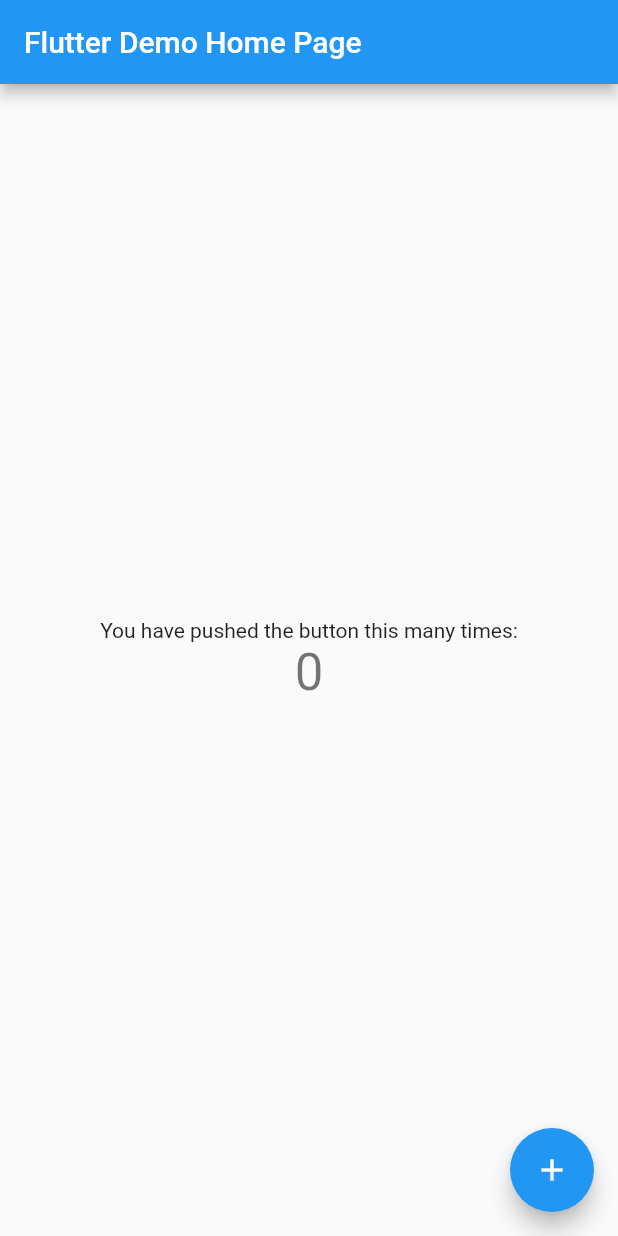
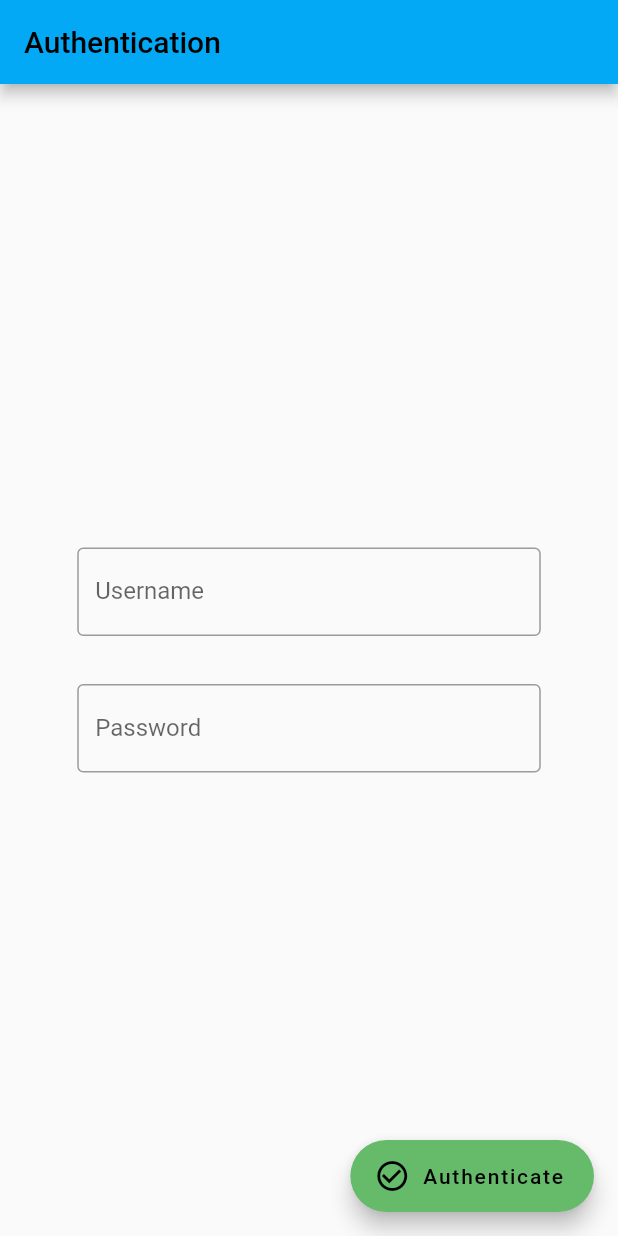
Before and after one commit to VacuumFleet/Mobile, a Flutter app: the screen it shows after launch, on a phone screen of 412 x 824 dp. Run offline on Flutter 3.47's test engine with Material 2 defaults, Android fonts, the phone set to English and light mode, and no system bars; our stand-ins replace flutter_dotenv, flutter_secure_storage, sizer.

Commit message:
feat[]: ajoute la logique de connexion

```diff
--- /dev/null
+++ b/lib/commands/authentication.dart
@@ -0,0 +1,13 @@
+import 'package:mobile/services/requests.dart';
+import 'dart:convert' as convert;
+import 'package:mobile/config.dart';
+
+void login(username, password, Function(bool authenticated) callback) async {
+  Map loginParams = {"name": username, "password": password};
+  var authResult = await authentication(loginParams);
+
+  var jsonBody = convert.jsonDecode(authResult.body) as Map<String, dynamic>;
+  await storage.write(key: 'token', value: jsonBody['jwtToken']);
+
+  callback(authResult.statusCode == 200);
+}
--- /dev/null
+++ b/lib/config.dart
@@ -0,0 +1,5 @@
+import 'package:flutter_dotenv/flutter_dotenv.dart';
+import 'package:flutter_secure_storage/flutter_secure_storage.dart';
+
+var apiUrl = dotenv.env['API_URL'] ?? 'http://localhost:8080';
+const storage = FlutterSecureStorage();
--- a/lib/main.dart
+++ b/lib/main.dart
@@ -1,115 +1,26 @@
 import 'package:flutter/material.dart';
+import 'package:flutter_dotenv/flutter_dotenv.dart';
+import 'package:mobile/views/login.dart';
+import 'package:sizer/sizer.dart';
 
-void main() {
-  runApp(const MyApp());
+Future main() async {
+  await dotenv.load(fileName: '.env');
+  runApp(const VacuumFleet());
 }
 
-class MyApp extends StatelessWidget {
-  const MyApp({Key? key}) : super(key: key);
-
-  // This widget is the root of your application.
-  @override
-  Widget build(BuildContext context) {
-    return MaterialApp(
-      title: 'Flutter Demo',
-      theme: ThemeData(
-        // This is the theme of your application.
-        //
-        // Try running your application with "flutter run". You'll see the
-        // application has a blue toolbar. Then, without quitting the app, try
-        // changing the primarySwatch below to Colors.green and then invoke
-        // "hot reload" (press "r" in the console where you ran "flutter run",
-        // or simply save your changes to "hot reload" in a Flutter IDE).
-        // Notice that the counter didn't reset back to zero; the application
-        // is not restarted.
-        primarySwatch: Colors.blue,
-      ),
-      home: const MyHomePage(title: 'Flutter Demo Home Page'),
-    );
-  }
-}
-
-class MyHomePage extends StatefulWidget {
-  const MyHomePage({Key? key, required this.title}) : super(key: key);
-
-  // This widget is the home page of your application. It is stateful, meaning
-  // that it has a State object (defined below) that contains fields that affect
-  // how it looks.
-
-  // This class is the configuration for the state. It holds the values (in this
-  // case the title) provided by the parent (in this case the App widget) and
-  // used by the build method of the State. Fields in a Widget subclass are
-  // always marked "final".
-
-  final String title;
-
-  @override
-  State<MyHomePage> createState() => _MyHomePageState();
-}
-
-class _MyHomePageState extends State<MyHomePage> {
-  int _counter = 0;
-
-  void _incrementCounter() {
-    setState(() {
-      // This call to setState tells the Flutter framework that something has
-      // changed in this State, which causes it to rerun the build method below
-      // so that the display can reflect the updated values. If we changed
-      // _counter without calling setState(), then the build method would not be
-      // called again, and so nothing would appear to happen.
-      _counter++;
-    });
-  }
+class VacuumFleet extends StatelessWidget {
+  const VacuumFleet({Key? key}) : super(key: key);
 
   @override
   Widget build(BuildContext context) {
-    // This method is rerun every time setState is called, for instance as done
-    // by the _incrementCounter method above.
-    //
-    // The Flutter framework has been optimized to make rerunning build methods
-    // fast, so that you can just rebuild anything that needs updating rather
-    // than having to individually change instances of widgets.
-    return Scaffold(
-      appBar: AppBar(
-        // Here we take the value from the MyHomePage object that was created by
-        // the App.build method, and use it to set our appbar title.
-        title: Text(widget.title),
-      ),
-      body: Center(
-        // Center is a layout widget. It takes a single child and positions it
-        // in the middle of the parent.
-        child: Column(
-          // Column is also a layout widget. It takes a list of children and
-          // arranges them vertically. By default, it sizes itself to fit its
-          // children horizontally, and tries to be as tall as its parent.
-          //
-          // Invoke "debug painting" (press "p" in the console, choose the
-          // "Toggle Debug Paint" action from the Flutter Inspector in Android
-          // Studio, or the "Toggle Debug Paint" command in Visual Studio Code)
-          // to see the wireframe for each widget.
-          //
-          // Column has various properties to control how it sizes itself and
-          // how it positions its children. Here we use mainAxisAlignment to
-          // center the children vertically; the main axis here is the vertical
-          // axis because Columns are vertical (the cross axis would be
-          // horizontal).
-          mainAxisAlignment: MainAxisAlignment.center,
-          children: <Widget>[
-            const Text(
-              'You have pushed the button this many times:',
-            ),
-            Text(
-              '$_counter',
-              style: Theme.of(context).textTheme.headline4,
-            ),
-          ],
+    return Sizer(builder: (context, orientation, deviceType) {
+      return MaterialApp(
+        title: 'Cash Manager',
+        theme: ThemeData(
+          primarySwatch: Colors.lightBlue,
         ),
-      ),
-      floatingActionButton: FloatingActionButton(
-        onPressed: _incrementCounter,
-        tooltip: 'Increment',
-        child: const Icon(Icons.add),
-      ), // This trailing comma makes auto-formatting nicer for build methods.
-    );
+        home: const ConnexionPage(title: 'Authentication'),
+      );
+    });
   }
 }
--- /dev/null
+++ b/lib/views/login.dart
@@ -0,0 +1,85 @@
+import 'package:flutter/material.dart';
+import 'package:mobile/commands/authentication.dart';
+import 'package:mobile/views/robotactions.dart';
+import 'package:sizer/sizer.dart';
+
+class ConnexionPage extends StatefulWidget {
+  const ConnexionPage({Key? key, required this.title}) : super(key: key);
+  final String title;
+
+  @override
+  State<ConnexionPage> createState() => _ConnexionPageState();
+}
+
+class _ConnexionPageState extends State<ConnexionPage> {
+  final usernameController = TextEditingController();
+  final passwordController = TextEditingController();
+
+  @override
+  void dispose() {
+    usernameController.dispose();
+    passwordController.dispose();
+    super.dispose();
+  }
+
+  @override
+  Widget build(BuildContext context) {
+    return Scaffold(
+      appBar: AppBar(
+        title: Text(widget.title),
+      ),
+      body: Center(
+        child: SizedBox(
+          width: 75.w,
+          child: Column(
+            mainAxisAlignment: MainAxisAlignment.center,
+            children: <Widget>[
+              TextField(
+                controller: usernameController,
+                decoration: const InputDecoration(
+                  border: OutlineInputBorder(),
+                  labelText: 'Username',
+                ),
+              ),
+              const SizedBox(height: 32),
+              TextField(
+                controller: passwordController,
+                obscureText: true,
+                decoration: const InputDecoration(
+                  border: OutlineInputBorder(),
+                  labelText: 'Password',
+                ),
+              ),
+            ],
+          ),
+        ),
+      ),
+      floatingActionButton: FloatingActionButton.extended(
+        onPressed: () async {
+          login(
+              usernameController.text, passwordController.text, _loginCallback);
+        },
+        icon: const Icon(Icons.check_circle_outline),
+        label: const Text("Authenticate"),
+        backgroundColor: Colors.green[400],
+      ),
+    );
+  }
+
+  void _loginCallback(bool authenticated) {
+    if (authenticated) {
+      Navigator.push(
+          context,
+          MaterialPageRoute(
+            builder: (context) => const RobotActionsPage(),
+          ));
+    } else {
+      ScaffoldMessenger.of(context).showSnackBar(
+        const SnackBar(
+          content: Text("Authentication failed."),
+          backgroundColor: Colors.red,
+        ),
+      );
+    }
+  }
+}
--- a/pubspec.yaml
+++ b/pubspec.yaml
@@ -34,6 +34,10 @@ dependencies:
   # The following adds the Cupertino Icons font to your application.
   # Use with the CupertinoIcons class for iOS style icons.
   cupertino_icons: ^1.0.2
+  sizer: ^2.0.15
+  http: ^0.13.4
+  flutter_dotenv: ^5.0.2
+  flutter_secure_storage: ^5.0.2
 
 dev_dependencies:
   flutter_test:
```
Also changed, not shown: lib/services/requests.dart (added, +11 -0 lines), lib/views/robotactions.dart (added, +17 -0 lines), pubspec.lock, 8 other files.
